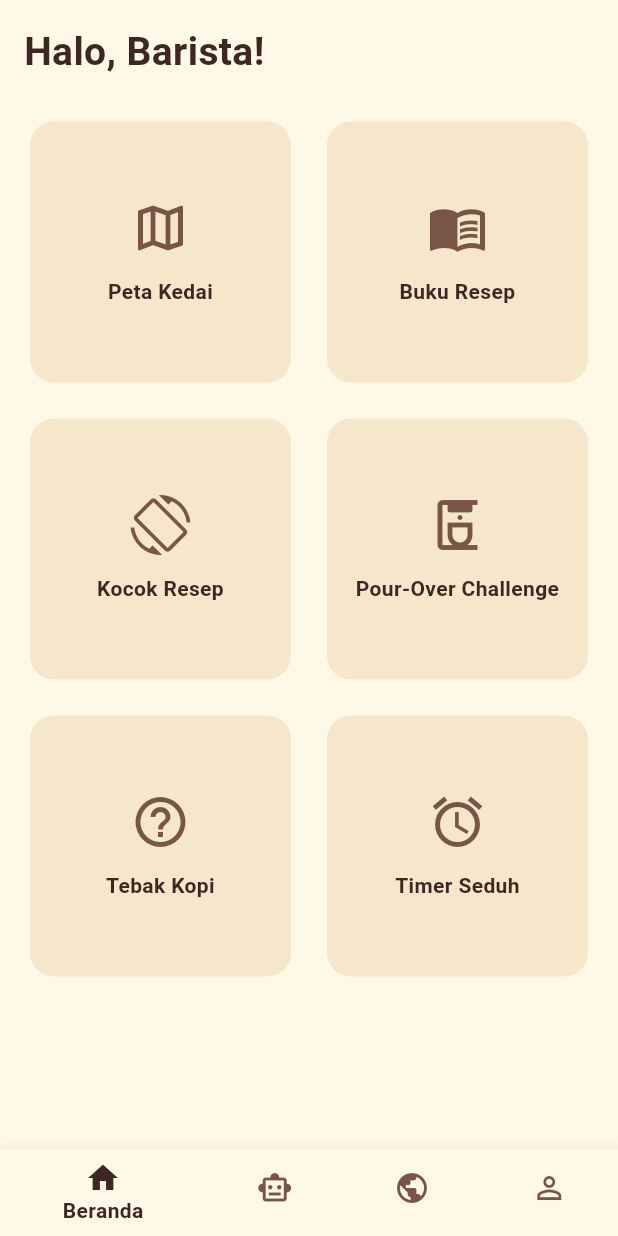
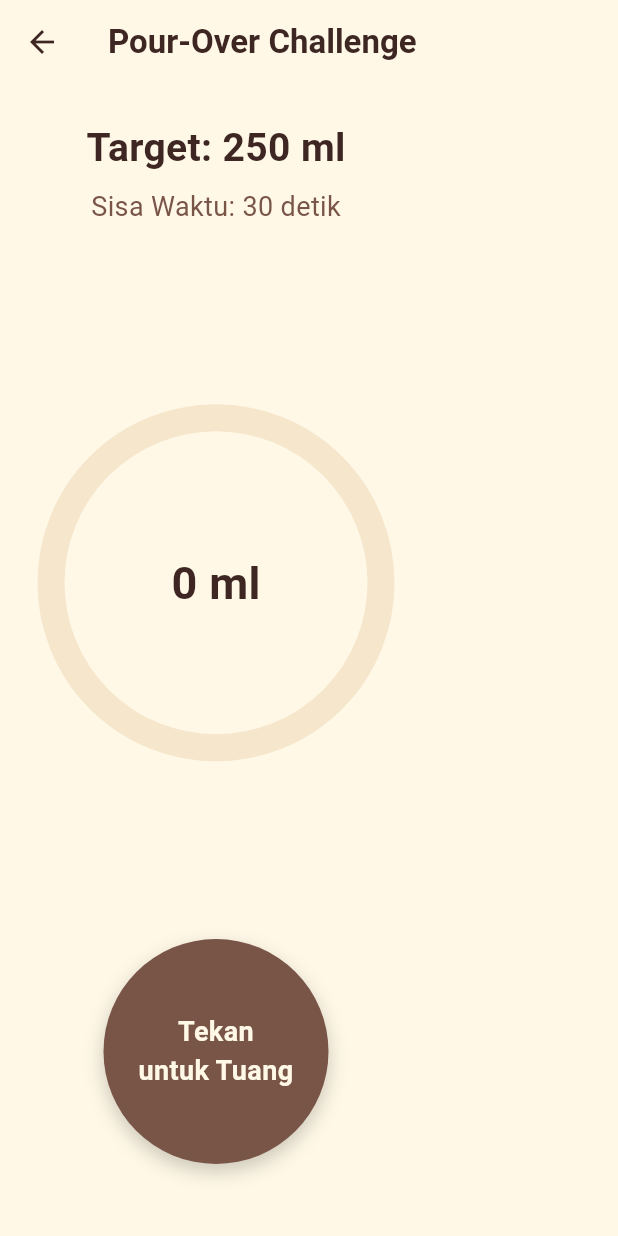
Before and after one commit to Dean897/brewmaster-hub, a Flutter app: the MainScreen screen opened directly, after a tap on "Pour-Over Challenge", on a phone screen of 412 x 824 dp. Run offline on Flutter 3.47's test engine with Material 3 defaults, Android fonts, the light colour scheme and no system bars; our stand-ins replace flutter_dotenv, flutter_map, google_generative_ai, latlong2, sensors_plus, sqflite and 1 more; missing offline and left inert: flutter_ringtone_player; accounts and stored records are empty.

Commit message:
feat: implementasi minigame pour over challenge dengan deteksi tap and hold

```diff
--- a/lib/features/home/screens/home_tab.dart
+++ b/lib/features/home/screens/home_tab.dart
@@ -2,6 +2,7 @@ import 'package:flutter/material.dart';
 
 import '../../../core/theme/app_colors.dart';
 import '../../minigames/screens/gacha_screen.dart';
+import '../../minigames/screens/pour_over_screen.dart';
 import '../../minigames/screens/tebak_kopi_screen.dart';
 import 'map_screen.dart';
 import 'recipe_book_screen.dart';
@@ -82,6 +83,13 @@ class HomeTab extends StatelessWidget {
                           builder: (context) => const RecipeBookScreen(),
                         ),
                       );
+                    } else if (menu.title == 'Pour-Over Challenge') {
+                      Navigator.push(
+                        context,
+                        MaterialPageRoute<void>(
+                          builder: (context) => const PourOverScreen(),
+                        ),
+                      );
                     }
                   },
                 ),
--- /dev/null
+++ b/lib/features/minigames/screens/pour_over_screen.dart
@@ -0,0 +1,216 @@
+import 'dart:async';
+
+import 'package:flutter/material.dart';
+
+import '../../../core/theme/app_colors.dart';
+
+class PourOverScreen extends StatefulWidget {
+  const PourOverScreen({super.key});
+
+  @override
+  State<PourOverScreen> createState() => _PourOverScreenState();
+}
+
+class _PourOverScreenState extends State<PourOverScreen> {
+  double _waterPoured = 0.0;
+  int _timeRemaining = 30;
+  bool _isPouring = false;
+  Timer? _countdownTimer;
+  Timer? _pouringTimer;
+
+  void _startGame() {
+    if (_countdownTimer != null || _timeRemaining <= 0) {
+      return;
+    }
+
+    _countdownTimer = Timer.periodic(const Duration(seconds: 1), (_) {
+      if (_timeRemaining <= 1) {
+        _countdownTimer?.cancel();
+        _countdownTimer = null;
+        _stopPouring();
+        setState(() {
+          _timeRemaining = 0;
+        });
+        _showResult();
+        return;
+      }
+
+      setState(() {
+        _timeRemaining--;
+      });
+    });
+  }
+
+  void _startPouring() {
+    if (_isPouring || _timeRemaining <= 0) {
+      return;
+    }
+
+    _startGame();
+    setState(() {
+      _isPouring = true;
+    });
+
+    _pouringTimer = Timer.periodic(const Duration(milliseconds: 100), (_) {
+      if (_waterPoured >= 250) {
+        _stopPouring();
+        return;
+      }
+
+      setState(() {
+        _waterPoured = (_waterPoured + 3.5).clamp(0.0, 250.0);
+      });
+    });
+  }
+
+  void _stopPouring() {
+    _pouringTimer?.cancel();
+    _pouringTimer = null;
+
+    if (mounted) {
+      setState(() {
+        _isPouring = false;
+      });
+    }
+  }
+
+  Future<void> _showResult() async {
+    final isPerfect = _waterPoured >= 245 && _waterPoured <= 255;
+
+    await showDialog<void>(
+      context: context,
+      barrierDismissible: false,
+      builder: (context) {
+        return AlertDialog(
+          title: Text(isPerfect ? 'Perfect Brew!' : 'Rasa Kopi Kurang Pas!'),
+          content: Text(
+            'Jumlah air: ${_waterPoured.toStringAsFixed(0)} ml dari target 250 ml.',
+          ),
+          actions: [
+            FilledButton(
+              onPressed: () => Navigator.of(context).pop(),
+              style: FilledButton.styleFrom(
+                backgroundColor: AppColors.darkCoffee,
+                foregroundColor: AppColors.ivoryWhite,
+              ),
+              child: const Text('Selesai'),
+            ),
+          ],
+        );
+      },
+    );
+
+    if (mounted) {
+      Navigator.of(context).pop();
+    }
+  }
+
+  @override
+  void dispose() {
+    _countdownTimer?.cancel();
+    _pouringTimer?.cancel();
+    super.dispose();
+  }
+
+  @override
+  Widget build(BuildContext context) {
+    final progress = (_waterPoured / 250).clamp(0.0, 1.0);
+
+    return Scaffold(
+      appBar: AppBar(
+        title: const Text('Pour-Over Challenge'),
+        backgroundColor: AppColors.ivoryWhite,
+        foregroundColor: AppColors.darkCoffee,
+      ),
+      backgroundColor: AppColors.ivoryWhite,
+      body: SafeArea(
+        child: Padding(
+          padding: const EdgeInsets.all(24),
+          child: Column(
+            children: [
+              const Text(
+                'Target: 250 ml',
+                style: TextStyle(
+                  color: AppColors.darkCoffee,
+                  fontSize: 26,
+                  fontWeight: FontWeight.bold,
+                ),
+              ),
+              const SizedBox(height: 8),
+              Text(
+                'Sisa Waktu: $_timeRemaining detik',
+                style: const TextStyle(
+                  color: AppColors.mediumCoffee,
+                  fontSize: 18,
+                ),
+              ),
+              const Spacer(),
+              SizedBox(
+                width: 240,
+                height: 240,
+                child: Stack(
+                  alignment: Alignment.center,
+                  children: [
+                    SizedBox(
+                      width: 220,
+                      height: 220,
+                      child: CircularProgressIndicator(
+                        value: progress,
+                        strokeWidth: 18,
+                        backgroundColor: AppColors.lightCream,
+                        color: AppColors.mediumCoffee,
+                      ),
+                    ),
+                    Text(
+                      '${_waterPoured.toStringAsFixed(0)} ml',
+                      style: const TextStyle(
+                        color: AppColors.darkCoffee,
+                        fontSize: 30,
+                        fontWeight: FontWeight.bold,
+                      ),
+                    ),
+                  ],
+                ),
+              ),
+              const Spacer(),
+              GestureDetector(
+                onTapDown: (_) => _startPouring(),
+                onTapUp: (_) => _stopPouring(),
+                onTapCancel: _stopPouring,
+                child: Container(
+                  width: 150,
+                  height: 150,
+                  decoration: BoxDecoration(
+                    shape: BoxShape.circle,
+                    color: _isPouring
+                        ? AppColors.darkCoffee
+                        : AppColors.mediumCoffee,
+                    boxShadow: const [
+                      BoxShadow(
+                        color: Color(0x33000000),
+                        blurRadius: 10,
+                        offset: Offset(0, 5),
+                      ),
+                    ],
+                  ),
+                  child: Center(
+                    child: Text(
+                      _isPouring ? 'Tuang...' : 'Tekan\nuntuk Tuang',
+                      textAlign: TextAlign.center,
+                      style: const TextStyle(
+                        color: AppColors.ivoryWhite,
+                        fontSize: 18,
+                        fontWeight: FontWeight.bold,
+                      ),
+                    ),
+                  ),
+                ),
+              ),
+              const SizedBox(height: 24),
+            ],
+          ),
+        ),
+      ),
+    );
+  }
+}
```
